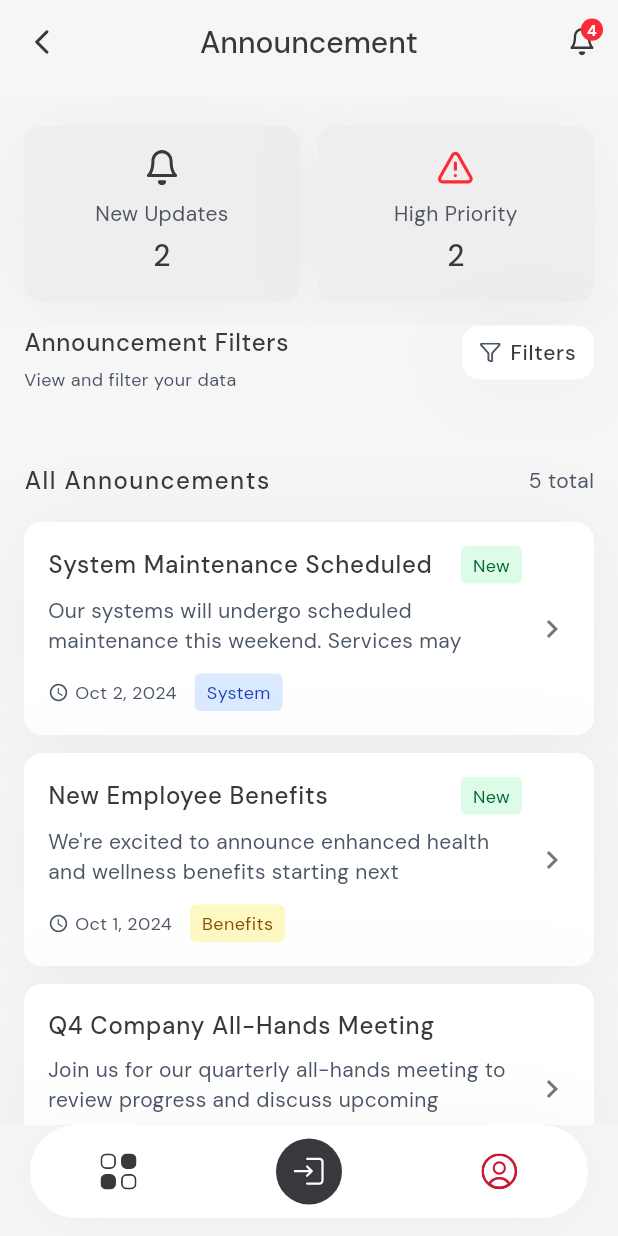
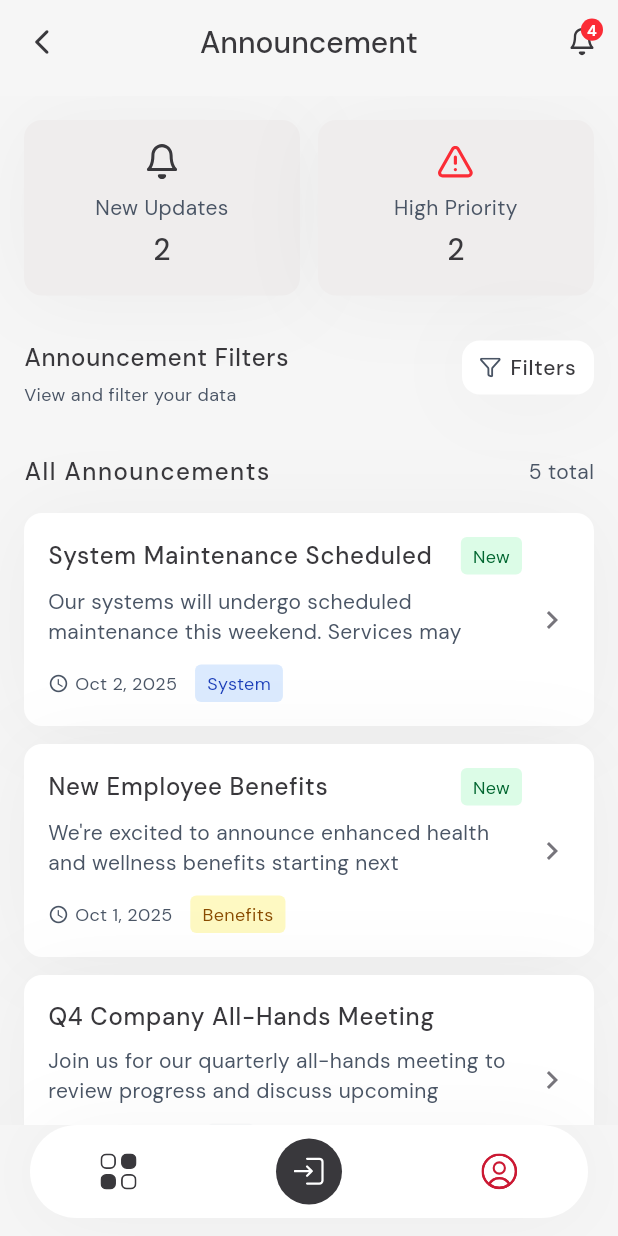
Before and after one commit to salma-al/smartvision-mobile-app, a Flutter app: the screen it shows after launch, item 3 of the bottom bar chosen, after a tap on "Announcements", on a phone screen of 412 x 824 dp. Run offline on Flutter 3.47's test engine with Material 3 defaults, Android fonts, the phone set to English and light mode, and no system bars; our stand-ins replace flutter_svg, google_fonts.

Commit message:
style tweaks

```diff
--- a/lib/constants/app_constants.dart
+++ b/lib/constants/app_constants.dart
@@ -41,6 +41,8 @@ class AppColors {
   static const Color lightYellow = Color(0xFFFEF9C2);
   static const Color lightGrey = Color(0xFFF9FAFB);
   static const Color greyText = Color(0xFF76747B);
+  static const Color greyStatus = Color(0xFF575D63);
+  static const Color greyStatusBG = Color(0xFFE1E2E4);
 
   // SVEC Brand Color
   static const Color svecColor = Color(0xFF19868B);
@@ -79,6 +81,7 @@ class AppSpacing {
   static const double sameSectionMargin = 16.0;
   static const double pagePaddingHorizontal = 16.0;
   static const double pagePaddingVertical = 30.0;
+  static const double pagePaddingVerticalSmall = 15.0;
   static const double margin12 = 12.0;
 }
 
--- a/lib/pages/announcements_page.dart
+++ b/lib/pages/announcements_page.dart
@@ -20,10 +20,10 @@ class _AnnouncementsPageState extends State<AnnouncementsPage> {
     {
       'title': 'System Maintenance Scheduled',
       'description': 'Our systems will undergo scheduled maintenance this weekend. Services may',
-      'date': 'Oct 2, 2024',
+      'date': 'Oct 2, 2025',
       'tag': 'System',
       'isNew': true,
-      'fullDescription': 'Our systems will undergo scheduled maintenance this weekend. Services may be temporarily unavailable. We apologize for any inconvenience this may cause. The maintenance window is scheduled for Saturday, October 2nd from 2:00 AM to 6:00 AM EST. During this time, you may experience intermittent service disruptions. All systems are expected to be fully operational by 7:00 AM EST.',
+      'fullDescription': 'Our systems will undergo scheduled maintenance this weekend. Services may be temporarily unavailable...',
       'attachment': {
         'name': 'Maintenance_Schedule.pdf',
         'type': 'PDF Document',
@@ -32,16 +32,16 @@ class _AnnouncementsPageState extends State<AnnouncementsPage> {
     {
       'title': 'New Employee Benefits',
       'description': 'We\'re excited to announce enhanced health and wellness benefits starting next',
-      'date': 'Oct 1, 2024',
+      'date': 'Oct 1, 2025',
       'tag': 'Benefits',
       'isNew': true,
-      'fullDescription': 'We\'re excited to announce enhanced health and wellness benefits starting next month. These new benefits include improved healthcare coverage, mental health support, and wellness programs.',
+      'fullDescription': 'We\'re excited to announce enhanced health and wellness benefits starting next month...',
       'attachment': null,
     },
     {
       'title': 'Q4 Company All-Hands Meeting',
       'description': 'Join us for our quarterly all-hands meeting to review progress and discuss upcoming',
-      'date': 'Sep 28, 2024',
+      'date': 'Sep 28, 2025',
       'tag': 'HR',
       'isNew': false,
       'fullDescription': 'Join us for our quarterly all-hands meeting to review progress and discuss upcoming initiatives for Q4.',
@@ -50,7 +50,7 @@ class _AnnouncementsPageState extends State<AnnouncementsPage> {
     {
       'title': 'Security Policy Updates',
       'description': 'Important updates to our security policies and procedures. All employees must review and',
-      'date': 'Sep 25, 2024',
+      'date': 'Sep 25, 2025',
       'tag': 'Security',
       'isNew': false,
       'fullDescription': 'Important updates to our security policies and procedures. All employees must review and acknowledge these changes.',
@@ -59,7 +59,7 @@ class _AnnouncementsPageState extends State<AnnouncementsPage> {
     {
       'title': 'Employee Recognition Program',
       'description': 'Introducing our new peer-to-peer recognition program to celebrate outstanding',
-      'date': 'Sep 20, 2024',
+      'date': 'Sep 20, 2025',
       'tag': 'HR',
       'isNew': false,
       'fullDescription': 'Introducing our new peer-to-peer recognition program to celebrate outstanding contributions and achievements.',
@@ -68,34 +68,30 @@ class _AnnouncementsPageState extends State<AnnouncementsPage> {
   ];
 
   List<Map<String, dynamic>> get filteredAnnouncements {
-    if (selectedCategory == 'All') {
-      return announcements;
-    }
+    if (selectedCategory == 'All') return announcements;
     return announcements.where((a) => a['tag'] == selectedCategory).toList();
   }
 
-  int get newUpdatesCount =>
-      announcements.where((a) => a['isNew'] == true).length;
-
+  int get newUpdatesCount => announcements.where((a) => a['isNew']).length;
   int get highPriorityCount => 2; // Mock data
 
   @override
   Widget build(BuildContext context) {
     return BaseScaffold(
-      currentNavIndex: 2, // Profile section
+      currentNavIndex: 2,
       backgroundColor: AppColors.backgroundColor,
       appBar: const SecondaryAppBar(
         title: 'Announcement',
         showBackButton: true,
         notificationCount: AppColors.globalNotificationCount,
       ),
-      body: Column(
+      body: SingleChildScrollView(
+        padding: const EdgeInsets.all(16),
+        child: Column(
+          crossAxisAlignment: CrossAxisAlignment.start,
           children: [
             // Stats Section
-          Container(
-            color: AppColors.backgroundColor,
-            padding: const EdgeInsets.fromLTRB(16, 20, 16, 16),
-            child: Row(
+            Row(
               children: [
                 Expanded(
                   child: _buildStatCard(
@@ -114,13 +110,10 @@ class _AnnouncementsPageState extends State<AnnouncementsPage> {
                 ),
               ],
             ),
-          ),
+            const SizedBox(height: 30),
 
             // Filter Section
-          Container(
-            color: AppColors.backgroundColor,
-            padding: const EdgeInsets.fromLTRB(16, 0, 16, 16),
-            child: FilterPanel(
+            FilterPanel(
               pageTitle: 'Announcement Filters',
               pageSubtitle: 'View and filter your data',
               typeLabel: 'Category',
@@ -131,30 +124,19 @@ class _AnnouncementsPageState extends State<AnnouncementsPage> {
                 });
               },
             ),
-          ),
+            const SizedBox(height: 16),
 
-          // List Section
-          Expanded(
-            child: Container(
-              color: AppColors.backgroundColor,
-              child: ListView(
-                padding: const EdgeInsets.all(16),
-                children: [
+            // List Header
             Row(
               mainAxisAlignment: MainAxisAlignment.spaceBetween,
               children: [
-                      Text(
-                        'All Announcements',
-                        style: AppTypography.h4(),
-                      ),
-                      Text(
-                        '${filteredAnnouncements.length} total',
-                        style: AppTypography.helperText(),
-                      ),
+                Text('All Announcements', style: AppTypography.h4()),
+                Text('${filteredAnnouncements.length} total', style: AppTypography.helperText()),
               ],
             ),
             const SizedBox(height: 16),
 
+            // Announcements
             ...filteredAnnouncements.map((announcement) {
               return Padding(
                 padding: const EdgeInsets.only(bottom: 12),
@@ -164,9 +146,6 @@ class _AnnouncementsPageState extends State<AnnouncementsPage> {
           ],
         ),
       ),
-          ),
-        ],
-      ),
     );
   }
 
@@ -175,10 +154,7 @@ class _AnnouncementsPageState extends State<AnnouncementsPage> {
     required String label,
     required int count,
   }) {
-    // Use red color for alert/high priority icon
-    final iconColor = iconPath.contains('alert')
-        ? AppColors.notificationBadgeColor
-        : AppColors.darkText;
+    final iconColor = iconPath.contains('alert') ? AppColors.notificationBadgeColor : AppColors.darkText;
 
     return Container(
       padding: const EdgeInsets.all(16),
@@ -189,23 +165,11 @@ class _AnnouncementsPageState extends State<AnnouncementsPage> {
       ),
       child: Column(
         children: [
-          SvgPicture.asset(
-            iconPath,
-            width: 24,
-            height: 24,
-            color: iconColor,
-          ),
+          SvgPicture.asset(iconPath, width: 24, height: 24, color: iconColor),
           const SizedBox(height: 8),
-          Text(
-            label,
-            style: AppTypography.helperText(),
-            textAlign: TextAlign.center,
-          ),
+          Text(label, style: AppTypography.helperText(), textAlign: TextAlign.center),
           const SizedBox(height: 4),
-          Text(
-            '$count',
-            style: AppTypography.h3(),
-          ),
+          Text('$count', style: AppTypography.h3()),
         ],
       ),
     );
@@ -217,9 +181,7 @@ class _AnnouncementsPageState extends State<AnnouncementsPage> {
         Navigator.push(
           context,
           MaterialPageRoute(
-            builder: (context) => AnnouncementDetailPage(
-              announcement: announcement,
-            ),
+            builder: (context) => AnnouncementDetailPage(announcement: announcement),
           ),
         );
       },
@@ -238,29 +200,16 @@ class _AnnouncementsPageState extends State<AnnouncementsPage> {
                 children: [
                   Row(
                     children: [
-                      Expanded(
-                        child: Text(
-                          announcement['title'],
-                          style: AppTypography.p16(),
-                        ),
-                      ),
+                      Expanded(child: Text(announcement['title'], style: AppTypography.p16())),
                       if (announcement['isNew'])
                         Container(
                           margin: const EdgeInsets.only(left: 8),
-                          padding: const EdgeInsets.symmetric(
-                            horizontal: 8,
-                            vertical: 4,
-                          ),
+                          padding: const EdgeInsets.symmetric(horizontal: 8, vertical: 4),
                           decoration: BoxDecoration(
                             color: AppColors.lightGreen,
                             borderRadius: BorderRadius.circular(4),
                           ),
-                          child: Text(
-                            'New',
-                            style: AppTypography.helperTextSmall(
-                              color: AppColors.green,
-                            ),
-                          ),
+                          child: Text('New', style: AppTypography.helperTextSmall(color: AppColors.green)),
                         ),
                     ],
                   ),
@@ -274,16 +223,9 @@ class _AnnouncementsPageState extends State<AnnouncementsPage> {
                   const SizedBox(height: 12),
                   Row(
                     children: [
-                      Icon(
-                        Icons.access_time,
-                        size: 14,
-                        color: AppColors.helperText,
-                      ),
+                      Icon(Icons.access_time, size: 14, color: AppColors.helperText),
                       const SizedBox(width: 4),
-                      Text(
-                        announcement['date'],
-                        style: AppTypography.helperTextSmall(),
-                      ),
+                      Text(announcement['date'], style: AppTypography.helperTextSmall()),
                       const SizedBox(width: 12),
                       _buildTagChip(announcement['tag']),
                     ],
@@ -292,11 +234,7 @@ class _AnnouncementsPageState extends State<AnnouncementsPage> {
               ),
             ),
             const SizedBox(width: 8),
-            const Icon(
-              Icons.chevron_right,
-              color: AppColors.lightText,
-              size: 24,
-            ),
+            const Icon(Icons.chevron_right, color: AppColors.lightText, size: 24),
           ],
         ),
       ),
@@ -331,14 +269,8 @@ class _AnnouncementsPageState extends State<AnnouncementsPage> {
 
     return Container(
       padding: const EdgeInsets.symmetric(horizontal: 8, vertical: 4),
-      decoration: BoxDecoration(
-        color: bgColor,
-        borderRadius: BorderRadius.circular(4),
-      ),
-      child: Text(
-        tag,
-        style: AppTypography.helperTextSmall(color: textColor),
-      ),
+      decoration: BoxDecoration(color: bgColor, borderRadius: BorderRadius.circular(4)),
+      child: Text(tag, style: AppTypography.helperTextSmall(color: textColor)),
     );
   }
 }
--- a/lib/pages/profile_page.dart
+++ b/lib/pages/profile_page.dart
@@ -49,32 +49,32 @@ class ProfilePage extends StatelessWidget {
                             'Salma Ali',
                             style: AppTypography.h3(),
                           ),
-                          const SizedBox(height: 4),
+                          const SizedBox(height: 16),
 
                           // ID
-                          Text(
-                            'SVG-014',
-                            style: AppTypography.p12(color: AppColors.lightText),
-                          ),
-                          const SizedBox(height: 24),
+                          // Text(
+                          //   'SVG-014',
+                          //   style: AppTypography.p12(color: AppColors.lightText),
+                          // ),
+                          // const SizedBox(height: 24),
 
                           // Stats Row
                           Row(
                             mainAxisAlignment: MainAxisAlignment.spaceEvenly,
                             children: [
-                              _buildStatItem('Heading', 'Lorem Ipsum'),
+                              _buildStatItem('Shift Hours', '9:00 - 18:00'),
                               Container(
                                 width: 1,
                                 height: 40,
                                 color: AppColors.dividerLight,
                               ),
-                              _buildStatItem('Heading', 'Lorem Ipsum'),
+                              _buildStatItem('Employee No.', 'SVG-014'),
                               Container(
                                 width: 1,
                                 height: 40,
                                 color: AppColors.dividerLight,
                               ),
-                              _buildStatItem('Heading', 'Lorem Ipsum'),
+                              _buildStatItem('Joined', '01 Sep 2025'),
                             ],
                           ),
                         ],
--- a/lib/pages/request_approval_page.dart
+++ b/lib/pages/request_approval_page.dart
@@ -44,9 +44,9 @@ class _RequestApprovalPageState extends State<RequestApprovalPage> {
                   'Shift Requests',
                 ],
                 statusOptions: const [
-                  'Request Status',
                   'Requested',
                   'Approved',
+                  'Manager Approved',
                   'Rejected',
                   'Cancelled',
                 ],
--- a/lib/pages/salary_detail_page.dart
+++ b/lib/pages/salary_detail_page.dart
@@ -27,7 +27,7 @@ class SalaryDetailPage extends StatelessWidget {
         child: SingleChildScrollView(
           padding: const EdgeInsets.symmetric(
             horizontal: AppSpacing.pagePaddingHorizontal,
-            vertical: AppSpacing.pagePaddingVertical,
+            vertical: AppSpacing.pagePaddingVerticalSmall,
           ),
           child: Column(
             crossAxisAlignment: CrossAxisAlignment.start,
--- a/lib/widgets/filter_panel.dart
+++ b/lib/widgets/filter_panel.dart
@@ -40,8 +40,13 @@ class _FilterPanelState extends State<FilterPanel> {
   @override
   void initState() {
     super.initState();
+
     _selectedType = widget.typeOptions.first;
     _selectedStatus = widget.statusOptions?.first ?? '';
+
+    final now = DateTime.now();
+    _fromDate = DateTime(now.year, now.month, 1);
+    _toDate = now;
   }
 
   Widget _buildFilterButton() {
--- a/lib/widgets/icon_badge.dart
+++ b/lib/widgets/icon_badge.dart
@@ -115,6 +115,8 @@ class LeaveStatusBadge extends StatelessWidget {
         return {'bg': AppColors.lightYellow, 'text': AppColors.yellow};
       case 'Manager Approved':
         return {'bg': AppColors.lightTeal, 'text': AppColors.teal};
+      case 'Cancelled':
+        return {'bg': AppColors.greyStatusBG, 'text': AppColors.greyStatus};
       case 'Rejected':
       default:
         return {'bg': AppColors.lightRed, 'text': AppColors.red};
```
Also changed, not shown: lib/pages/login_page.dart (+21 -17 lines), lib/pages/meeting_details_page.dart (+6 -3 lines), lib/pages/meetings_page.dart (+9 -2 lines), lib/pages/overtime_request_page.dart (+89 -11 lines), lib/widgets/inline_time_picker.dart (added, +72 -0 lines). Lines whose indentation alone changed are shown as unchanged.
